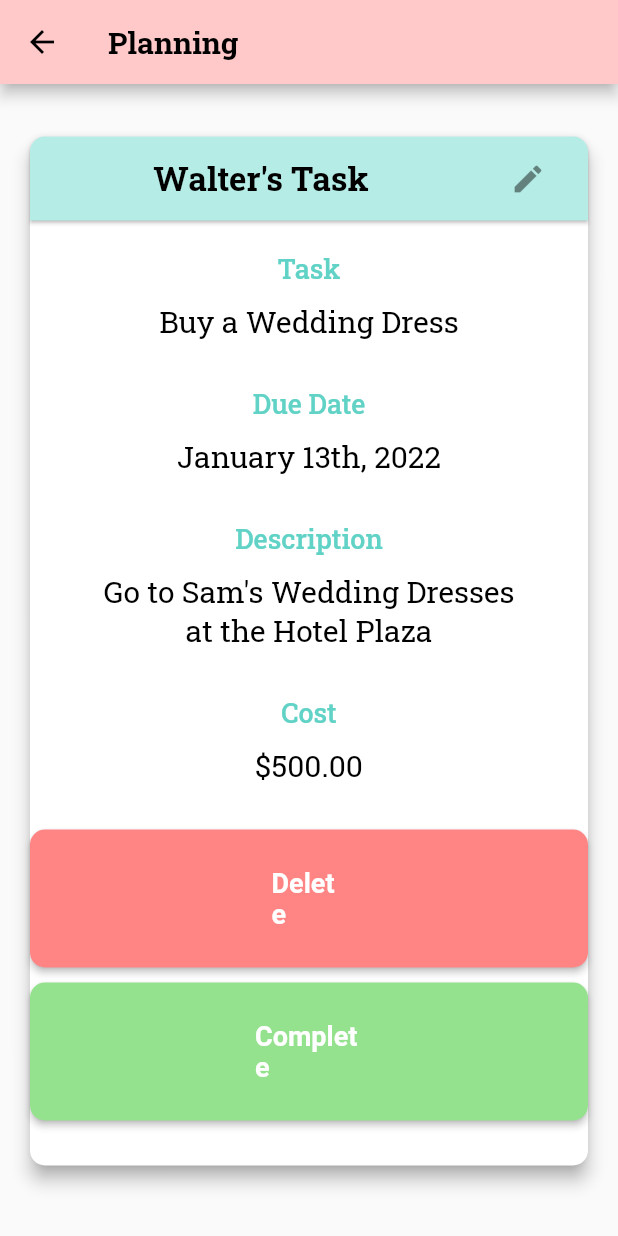
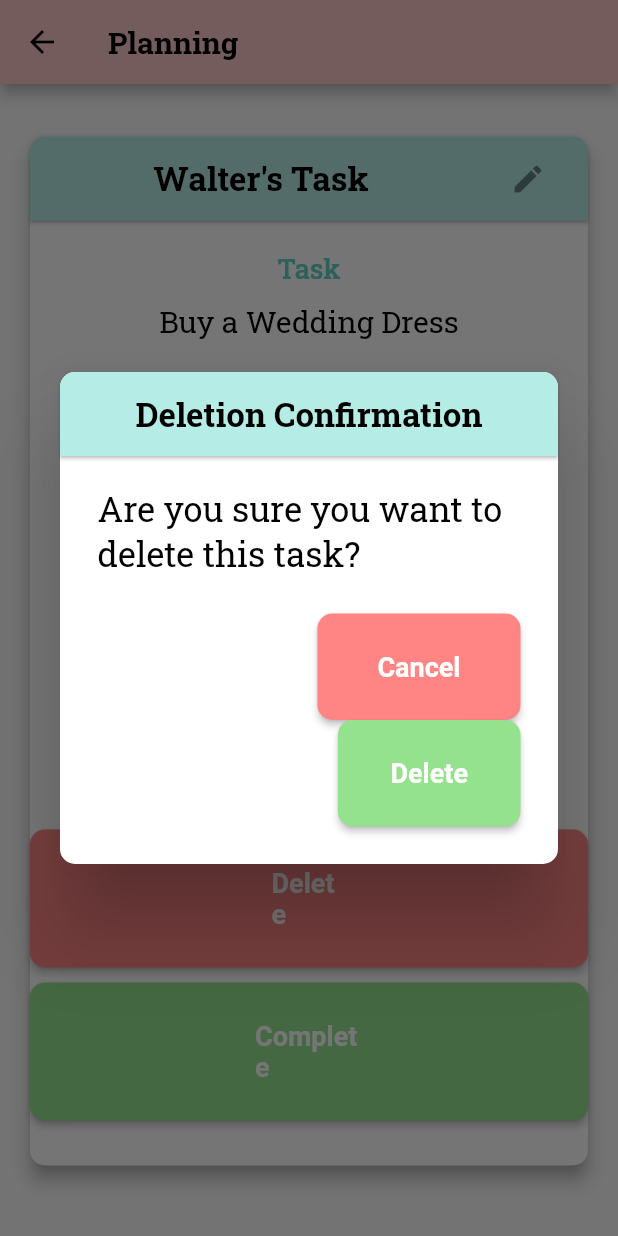
Before and after one commit to oyousef25/LoveBirdsApp, a Flutter app: the ViewTask screen opened directly, after a tap on "Delete", on a phone screen of 412 x 824 dp. Run offline on Flutter 3.47's test engine with Material 2 defaults, Android fonts, the phone set to English and light mode, and no system bars; our stand-ins replace cached_network_image; missing offline and left inert: dart:ffi, dart:html.

Commit message:
Added Dialog Box
Added Dialog Box for removing tasks

```diff
--- a/lib/Task/view_task.dart
+++ b/lib/Task/view_task.dart
@@ -92,10 +92,88 @@ class _ViewTask extends State<ViewTask> {
                 Constants.taskPadding,
 
                 ElevatedButton(
-                  onPressed: () => {
-                    // TODO: Provide confirmation dialog
-                    print("confirmation dialog popup here")
-                    },
+                  onPressed: () => showDialog<String>(
+                    context: context,
+                    builder: (BuildContext context) => AlertDialog(
+                      shape: RoundedRectangleBorder(
+                          borderRadius: BorderRadius.circular(10.0)),
+                      titlePadding: EdgeInsets.zero,
+                      title: Card(
+                          shape: RoundedRectangleBorder(
+                              borderRadius: BorderRadius.only(
+                                  topLeft: Radius.circular(10),
+                                  topRight: Radius.circular(10),
+                                  bottomLeft: Radius.zero,
+                                  bottomRight: Radius.zero)),
+                          margin: EdgeInsets.zero,
+                          color: Constants.lightSecondary,
+                          child: ListTile(
+                            title: Text('Deletion Confirmation',
+                                textAlign: TextAlign.center,
+                                style: Constants.cardHeaderStyle),
+                          )),
+                      contentPadding: EdgeInsets.only(
+                          top: 20.0,
+                          bottom: 0.0,
+                          left: 25.0,
+                          right: 25.0),
+                      content: Text(
+                          'Are you sure you want to delete this task?',
+                          style: Constants.dialogContentStyle),
+                      actionsAlignment: MainAxisAlignment.center,
+                      // actionsPadding: ,
+                      buttonPadding:
+                      EdgeInsets.symmetric(horizontal: 25.0),
+                      actions: <Widget>[
+                        ElevatedButton(
+                            onPressed: () =>
+                                Navigator.pop(context, 'Cancel'),
+                            child: const Text('Cancel',
+                                style: Constants.buttonRedStyle),
+                            style: ButtonStyle(
+                              shape: MaterialStateProperty.all<
+                                  OutlinedBorder>(
+                                RoundedRectangleBorder(
+                                    borderRadius:
+                                    BorderRadius.circular(10.0)),
+                              ),
+                              backgroundColor:
+                              MaterialStateProperty.all<Color>(
+                                  Constants.buttonRed),
+                              padding:
+                              MaterialStateProperty.all<EdgeInsets>(
+                                  EdgeInsets.symmetric(
+                                      vertical: 25.0,
+                                      horizontal: 40.0)),
+                            )),
+                        ElevatedButton(
+                          onPressed: () => {
+                            // TODO: Delete guest functionality
+                            Navigator.pop(context),
+                            Navigator.pop(context)
+                          },
+                          child: const Text('Delete',
+                              style: Constants.buttonRedStyle),
+                          style: ButtonStyle(
+                            shape:
+                            MaterialStateProperty.all<OutlinedBorder>(
+                              RoundedRectangleBorder(
+                                borderRadius: BorderRadius.circular(10.0),
+                              ),
+                            ),
+                            backgroundColor:
+                            MaterialStateProperty.all<Color>(
+                                Constants.buttonGreen),
+                            padding:
+                            MaterialStateProperty.all<EdgeInsets>(
+                                EdgeInsets.symmetric(
+                                    vertical: 25.0,
+                                    horizontal: 35.0)),
+                          ),
+                        ),
+                      ],
+                    ),
+                  ),
                   child: const Text('Delete', style: Constants.buttonRedStyle),
                   style: ButtonStyle(
                     shape: MaterialStateProperty.all<OutlinedBorder>(
```
